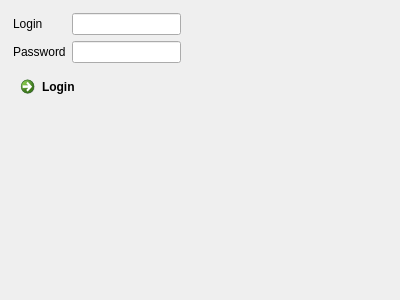
The window that loginform.ui (itumashyk/TofP) describes before a commit, drawn with Qt 5.
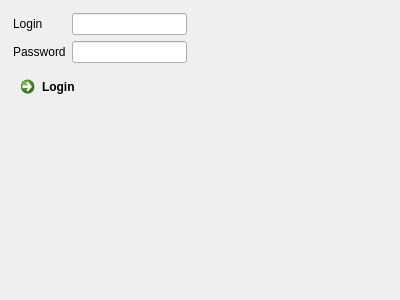
The same window after the commit.

```diff
--- a/loginform.ui
+++ b/loginform.ui
@@ -13,12 +13,12 @@
   <property name="windowTitle">
    <string>Form</string>
   </property>
-  <widget class="QWidget" name="">
+  <widget class="QWidget" name="layoutWidget">
    <property name="geometry">
     <rect>
      <x>13</x>
      <y>13</y>
-     <width>161</width>
+     <width>174</width>
      <height>91</height>
     </rect>
    </property>
```
Left out of the diff: 8 changed lines with no effect on the pictures.
